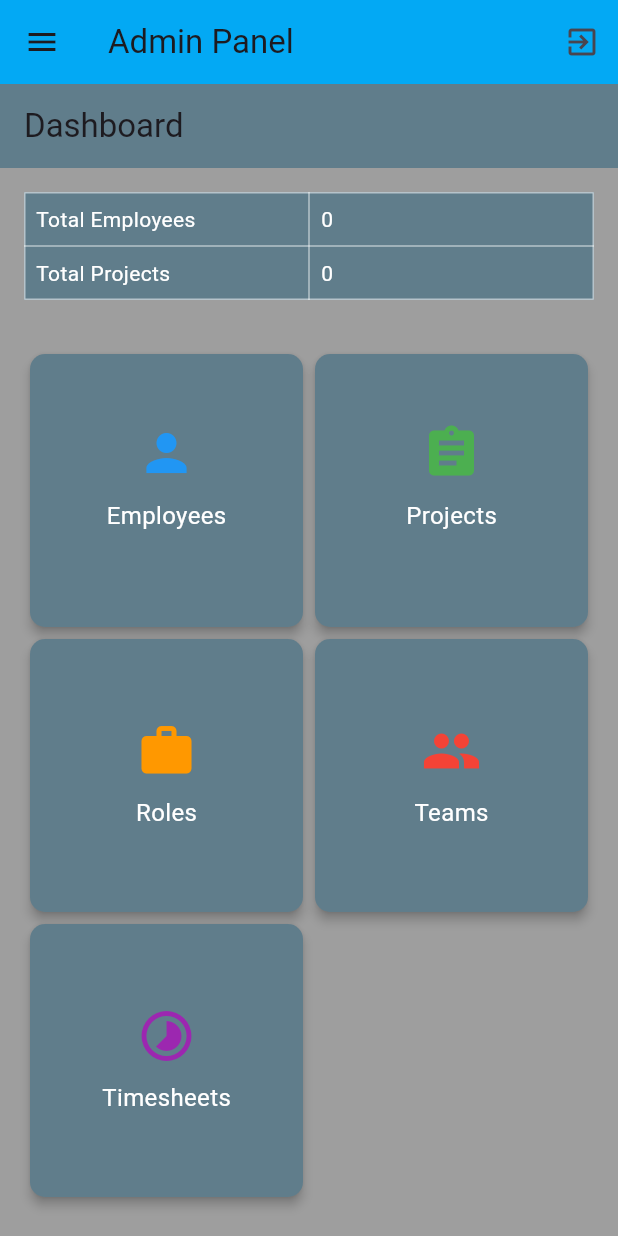
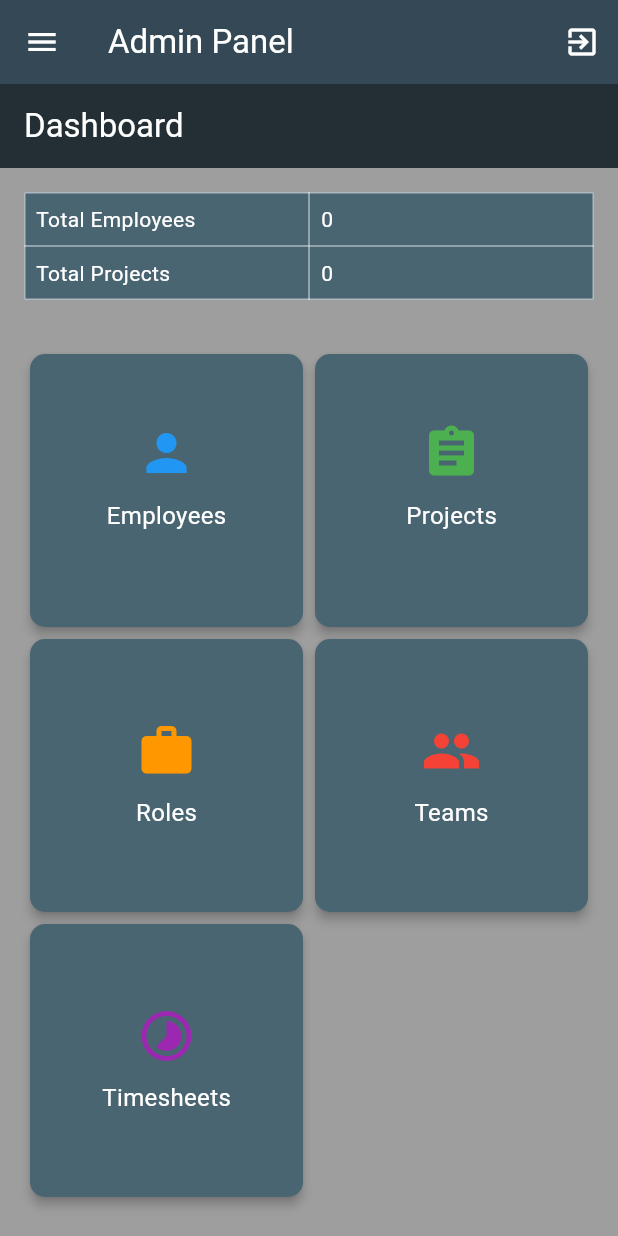
Before and after one commit to rohitrt2002/time_sheet_flutter_application, a Flutter app: the AdminPanel screen opened directly, on a phone screen of 412 x 824 dp. Run offline on Flutter 3.47's test engine with Material 3 defaults, Android fonts, the phone set to English and light mode, and no system bars; our stand-ins replace cloud_firestore, firebase_auth, firebase_core, shared_preferences; missing offline and left inert: dart:ffi; accounts and stored records are empty; generated files the repository leaves out were written again.

Commit message:
UI update!

```diff
--- a/lib/Dashboard_Screen.dart
+++ b/lib/Dashboard_Screen.dart
@@ -64,8 +64,9 @@ class _DashboardScreenState extends State<DashboardScreen> {
   Widget build(BuildContext context) {
     return Scaffold(
       appBar: AppBar(
-        title: Text('Dashboard'),
-        backgroundColor: Colors.blueGrey,
+        title: Text('Dashboard',style: TextStyle(color: Colors.white),),
+
+        backgroundColor: Color(0xFF232F34),
       ),
       backgroundColor: Colors.grey,
       body: Container(
@@ -84,7 +85,7 @@ class _DashboardScreenState extends State<DashboardScreen> {
                         TableCell(
                           child: Container(
                             padding: EdgeInsets.all(8.0),
-                            color: Colors.blueGrey,
+                            color: Color(0xFF4A6572),
                             child: Text(
                               'Total Employees',
                               style: TextStyle(color: Colors.white),
@@ -94,7 +95,7 @@ class _DashboardScreenState extends State<DashboardScreen> {
                         TableCell(
                           child: Container(
                             padding: EdgeInsets.all(8.0),
-                            color: Colors.blueGrey,
+                              color: Color(0xFF4A6572),
                             child: Text(
                               _employeeCount.toString(),
                               style: TextStyle(color: Colors.white),
@@ -108,7 +109,7 @@ class _DashboardScreenState extends State<DashboardScreen> {
                         TableCell(
                           child: Container(
                             padding: EdgeInsets.all(8.0),
-                            color: Colors.blueGrey,
+                            color: Color(0xFF4A6572),
                             child: Text(
                               'Total Projects',
                               style: TextStyle(color: Colors.white),
@@ -118,7 +119,7 @@ class _DashboardScreenState extends State<DashboardScreen> {
                         TableCell(
                           child: Container(
                             padding: EdgeInsets.all(8.0),
-                            color: Colors.blueGrey,
+                            color: Color(0xFF4A6572),
                             child: Text(
                               _projectCount.toString(),
                               style: TextStyle(color: Colors.white),
@@ -212,7 +213,7 @@ class _DashboardScreenState extends State<DashboardScreen> {
     return InkWell(
       onTap: onTap,
       child: Card(
-        color: Colors.blueGrey,
+        color: Color(0xFF4A6572),
         elevation: 3.0,
         shape: RoundedRectangleBorder(
           borderRadius: BorderRadius.circular(10.0),
--- a/lib/admin_panel.dart
+++ b/lib/admin_panel.dart
@@ -2,6 +2,7 @@ import 'package:firebase_auth/firebase_auth.dart';
 import 'package:flutter/cupertino.dart';
 import 'package:flutter/material.dart';
 import 'package:cloud_firestore/cloud_firestore.dart';
+import 'package:flutter/widgets.dart';
 import 'package:shared_preferences/shared_preferences.dart';
 import 'package:time_sheet_flutter_application/Dashboard_Screen.dart';
 import 'package:time_sheet_flutter_application/Employee_data.dart';
@@ -43,11 +44,12 @@ class _AdminPanelState extends State<AdminPanel> {
       Scaffold.of(context).openDrawer();
     },
     child: Scaffold(
-      appBar: AppBar(title: const Text("Admin Panel"),
-        backgroundColor: Colors.lightBlue ,
+      appBar: AppBar(title: const Text("Admin Panel",style: TextStyle(color: Colors.white),),
+        backgroundColor: Color(0xFF344955),
+        iconTheme: IconThemeData(color: Colors.white),
         actions: [
           IconButton(
-            icon: Icon(Icons.exit_to_app), // Use any icon you prefer for the profile
+            icon: Icon(Icons.exit_to_app,color: Colors.white,), // Use any icon you prefer for the profile
             onPressed: () async {
               try {
                 await FirebaseAuth.instance.signOut();
@@ -71,6 +73,7 @@ class _AdminPanelState extends State<AdminPanel> {
         child: _widgetOptions[_selectedIndex],
       ),
       drawer: Container(
+
         child: Drawer(
 
           child: ListView(
@@ -78,7 +81,7 @@ class _AdminPanelState extends State<AdminPanel> {
             children: [
               DrawerHeader(
                 decoration: BoxDecoration(
-                  color: Colors.blue,
+                  color: Color(0xFF344955),
                 ),
                 child: Column(
                   mainAxisAlignment: MainAxisAlignment.center,
@@ -93,7 +96,13 @@ class _AdminPanelState extends State<AdminPanel> {
                 ),
               ),
               ListTile(
-                  title: const Text('Dashboard'),
+                  title:Row(
+                    children: [
+                      Icon(Icons.dashboard,color: Colors.black,), // Add icon here
+                      SizedBox(width: 10),
+                      const Text('Dashboard'),
+                    ],
+                  ),
                   selected: _selectedIndex == 0,
                   onTap: () {
                     // Update the state of the app
@@ -103,7 +112,13 @@ class _AdminPanelState extends State<AdminPanel> {
                   }
               ),
               ListTile(
-                title: const Text('Employee'),
+                title: Row(
+                  children: [
+                    Icon(Icons.person,color: Colors.black,),
+                    SizedBox(width: 10),
+                    const Text('Employee'),
+                  ],
+                ),
                   selected: _selectedIndex == 1,
                   onTap: () {
                     // Update the state of the app
@@ -113,7 +128,13 @@ class _AdminPanelState extends State<AdminPanel> {
                   }
               ),
               ListTile(
-                title: const Text('Project'),
+                title: Row(
+                  children: [
+                    Icon(Icons.assignment,color: Colors.black,),
+                    SizedBox(width: 10),
+                    const Text('Project'),
+                  ],
+                ),
                 selected: _selectedIndex == 2,
                   onTap: () {
                     // Update the state of the app
@@ -123,7 +144,13 @@ class _AdminPanelState extends State<AdminPanel> {
                   }
               ),
               ListTile(
-                title: const Text('Role'),
+                title: Row(
+                  children: [
+                    Icon(Icons.work,color: Colors.black,),
+                    SizedBox(width: 10),
+                    const Text('Role'),
+                  ],
+                ),
                 selected: _selectedIndex == 3,
                   onTap: () {
                     // Update the state of the app
@@ -133,7 +160,13 @@ class _AdminPanelState extends State<AdminPanel> {
                   }
               ),
               ListTile(
-                title: const Text('Team'),
+                title: Row(
+                  children: [
+                    Icon(Icons.group,color: Colors.black,),
+                    SizedBox(width: 10),
+                    const Text('Team'),
+                  ],
+                ),
                 selected: _selectedIndex == 4,
                   onTap: () {
                     // Update the state of the app
@@ -143,7 +176,13 @@ class _AdminPanelState extends State<AdminPanel> {
                   }
               ),
               ListTile(
-                title: const Text('Teamsheets'),
+                title: Row(
+                  children: [
+                    Icon(Icons.timelapse,color: Colors.black,),
+                    SizedBox(width: 10),
+                    const Text('Teamsheets'),
+                  ],
+                ),
                 selected: _selectedIndex == 5,
                   onTap: () {
                     // Update the state of the app
@@ -155,12 +194,11 @@ class _AdminPanelState extends State<AdminPanel> {
 
 
 
-
             ],
           ),
-        ),
+
       ),
-    ));
+    )));
   }
 
   void _onItemTapped(int index) {
--- a/lib/timesheetpaneladmin.dart
+++ b/lib/timesheetpaneladmin.dart
@@ -7,8 +7,9 @@ class timesheetPanelScreen extends StatelessWidget {
   Widget build(BuildContext context) {
     return Scaffold(
       appBar: AppBar(
-        title: Text('Project Details:'),
-          backgroundColor: Colors.grey,
+        title: Text('Project Details:',style: TextStyle(color: Colors.white),),
+        backgroundColor: Color(0xFF232F34),
+
       ),backgroundColor: Colors.grey,
       body: Column(
         crossAxisAlignment: CrossAxisAlignment.start,
```
Also changed, not shown: lib/Employee_data.dart (+14 -11 lines), lib/add_role.dart (+17 -17 lines), lib/project_data.dart (+17 -11 lines), lib/team.dart (+17 -18 lines).
